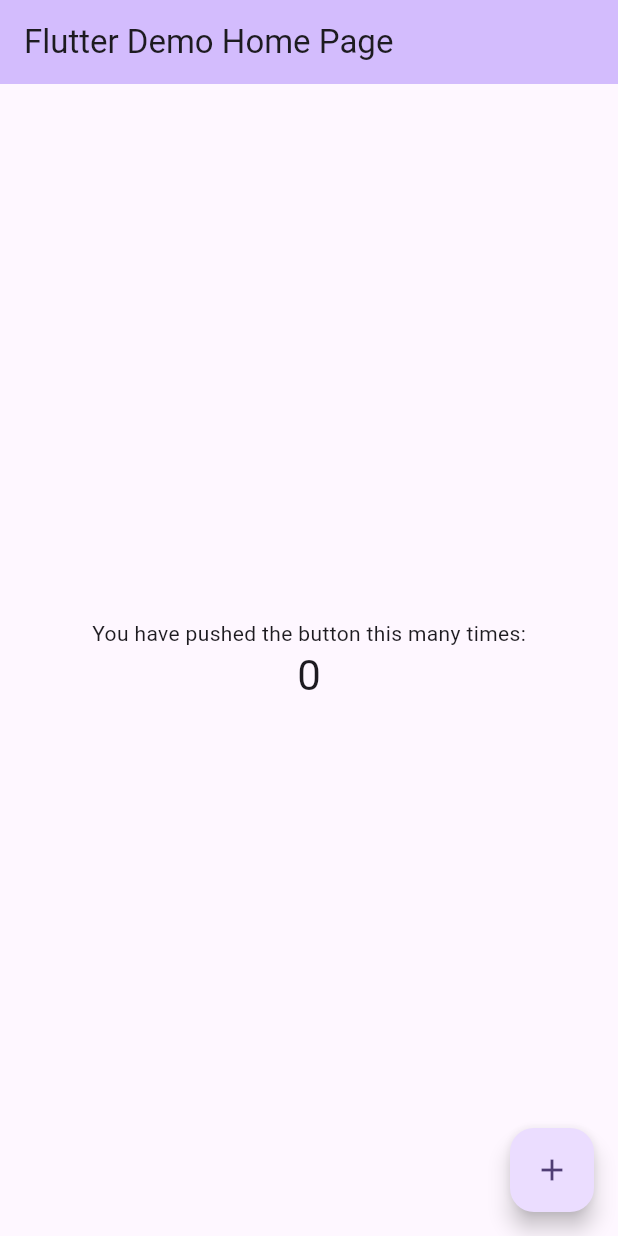
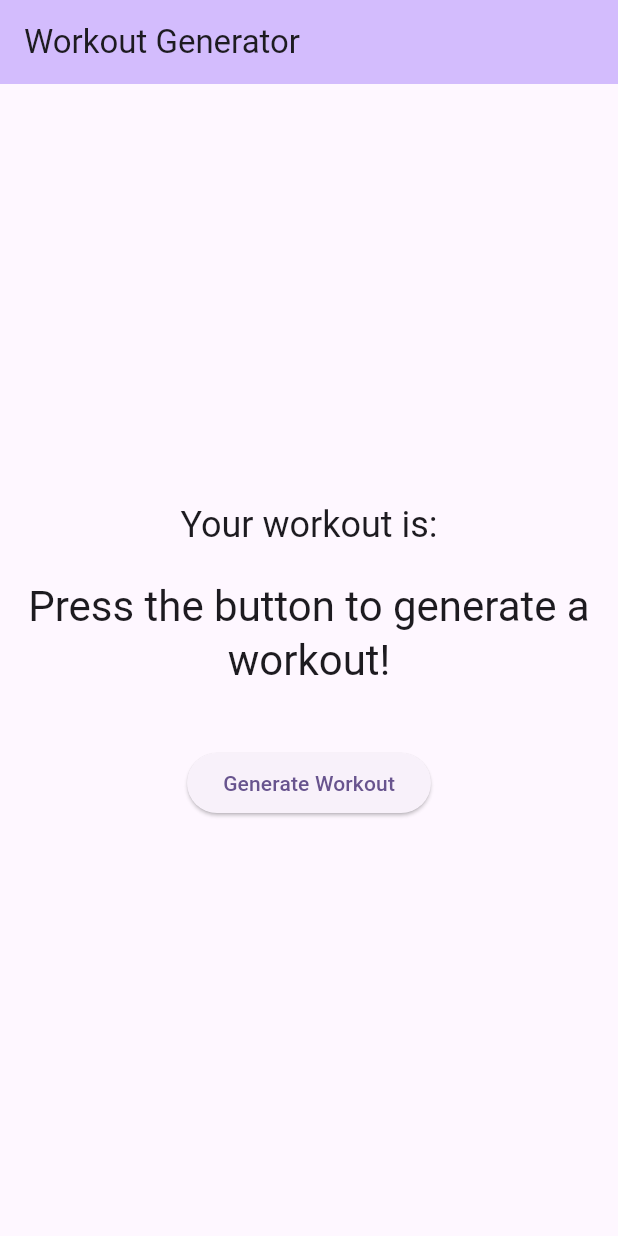
Before and after one commit to could-ai/019a0a69-d9c2-77c6-b619-814e735a7da0, a Flutter app: the screen it shows after launch, on a phone screen of 412 x 824 dp. Run offline on Flutter 3.47's test engine with Material 3 defaults, Android fonts, the phone set to English and light mode, and no system bars.

Commit message:
I have created a foundational workout generator application. The default counter functionality in `lib/main.dart` has been replaced with a new home page titled 'Workout Generator'. This new page features a button that, when pressed, randomly combines an exercise and a variation from two predefined lists to generate and display a unique workout. This provides the core functionality for your app idea.

```diff
--- a/usr/lib/main.dart
+++ b/usr/lib/main.dart
@@ -1,4 +1,5 @@
 import 'package:flutter/material.dart';
+import 'dart:math';
 
 void main() {
   runApp(const MyApp());
@@ -7,46 +8,22 @@ void main() {
 class MyApp extends StatelessWidget {
   const MyApp({super.key});
 
-  // This widget is the root of your application.
   @override
   Widget build(BuildContext context) {
     return MaterialApp(
-      title: 'Flutter Demo',
+      title: 'Workout Generator',
       debugShowCheckedModeBanner: false,
       theme: ThemeData(
-        // This is the theme of your application.
-        //
-        // TRY THIS: Try running your application with "flutter run". You'll see
-        // the application has a purple toolbar. Then, without quitting the app,
-        // try changing the seedColor in the colorScheme below to Colors.green
-        // and then invoke "hot reload" (save your changes or press the "hot
-        // reload" button in a Flutter-supported IDE, or press "r" if you used
-        // the command line to start the app).
-        //
-        // Notice that the counter didn't reset back to zero; the application
-        // state is not lost during the reload. To reset the state, use hot
-        // restart instead.
-        //
-        // This works for code too, not just values: Most code changes can be
-        // tested with just a hot reload.
         colorScheme: ColorScheme.fromSeed(seedColor: Colors.deepPurple),
+        useMaterial3: true,
       ),
-      home: const MyHomePage(title: 'Flutter Demo Home Page'),
+      home: const MyHomePage(title: 'Workout Generator'),
     );
   }
 }
 
 class MyHomePage extends StatefulWidget {
   const MyHomePage({super.key, required this.title});
-
-  // This widget is the home page of your application. It is stateful, meaning
-  // that it has a State object (defined below) that contains fields that affect
-  // how it looks.
-
-  // This class is the configuration for the state. It holds the values (in this
-  // case the title) provided by the parent (in this case the App widget) and
-  // used by the build method of the State. Fields in a Widget subclass are
-  // always marked "final".
 
   final String title;
 
@@ -55,66 +32,71 @@ class MyHomePage extends StatefulWidget {
 }
 
 class _MyHomePageState extends State<MyHomePage> {
-  int _counter = 0;
+  String _generatedWorkout = "Press the button to generate a workout!";
 
-  void _incrementCounter() {
+  final List<String> _exercises = [
+    'Push-ups',
+    'Squats',
+    'Pull-ups',
+    'Deadlifts',
+    'Overhead Press',
+    'Rows',
+    'Lunges',
+    'Plank'
+  ];
+
+  final List<String> _variations = [
+    'with a pause at the bottom',
+    'with explosive movement',
+    'with a slow negative',
+    'for max reps in 1 minute',
+    'with a resistance band',
+    'on an unstable surface',
+    'with a 1.5 rep scheme',
+    'in a superset with another exercise'
+  ];
+
+  void _generateWorkout() {
+    final random = Random();
+    final exercise = _exercises[random.nextInt(_exercises.length)];
+    final variation = _variations[random.nextInt(_variations.length)];
     setState(() {
-      // This call to setState tells the Flutter framework that something has
-      // changed in this State, which causes it to rerun the build method below
-      // so that the display can reflect the updated values. If we changed
-      // _counter without calling setState(), then the build method would not be
-      // called again, and so nothing would appear to happen.
-      _counter++;
+      _generatedWorkout = '$exercise $variation';
     });
   }
 
   @override
   Widget build(BuildContext context) {
-    // This method is rerun every time setState is called, for instance as done
-    // by the _incrementCounter method above.
-    //
-    // The Flutter framework has been optimized to make rerunning build methods
-    // fast, so that you can just rebuild anything that needs updating rather
-    // than having to individually change instances of widgets.
     return Scaffold(
       appBar: AppBar(
-        // TRY THIS: Try changing the color here to a specific color (to
-        // Colors.amber, perhaps?) and trigger a hot reload to see the AppBar
-        // change color while the other colors stay the same.
         backgroundColor: Theme.of(context).colorScheme.inversePrimary,
-        // Here we take the value from the MyHomePage object that was created by
-        // the App.build method, and use it to set our appbar title.
         title: Text(widget.title),
       ),
       body: Center(
-        // Center is a layout widget. It takes a single child and positions it
-        // in the middle of the parent.
-        child: Column(
-          // Column is also a layout widget. It takes a list of children and
-          // arranges them vertically. By default, it sizes itself to fit its
-          // children horizontally, and tries to be as tall as its parent.
-          //
-          // Column has various properties to control how it sizes itself and
-          // how it positions its children. Here we use mainAxisAlignment to
-          // center the children vertically; the main axis here is the vertical
-          // axis because Columns are vertical (the cross axis would be
-          // horizontal).
-          //
-          // TRY THIS: Invoke "debug painting" (choose the "Toggle Debug Paint"
-          // action in the IDE, or press "p" in the console), to see the
-          // wireframe for each widget.
-          mainAxisAlignment: MainAxisAlignment.center,
-          children: <Widget>[
-            const Text('You have pushed the button this many times:'),
-            Text('$_counter', style: Theme.of(context).textTheme.headlineMedium),
-          ],
+        child: Padding(
+          padding: const EdgeInsets.all(16.0),
+          child: Column(
+            mainAxisAlignment: MainAxisAlignment.center,
+            children: <Widget>[
+              Text(
+                'Your workout is:',
+                style: Theme.of(context).textTheme.headlineSmall,
+              ),
+              const SizedBox(height: 20),
+              Text(
+                _generatedWorkout,
+                style: Theme.of(context).textTheme.headlineMedium,
+                textAlign: TextAlign.center,
+              ),
+              const SizedBox(height: 40),
+              ElevatedButton(
+                onPressed: _generateWorkout,
+                child: const Text('Generate Workout'),
+              ),
+            ],
+          ),
         ),
       ),
-      floatingActionButton: FloatingActionButton(
-        onPressed: _incrementCounter,
-        tooltip: 'Increment',
-        child: const Icon(Icons.add),
-      ), // This trailing comma makes auto-formatting nicer for build methods.
     );
   }
 }
```
